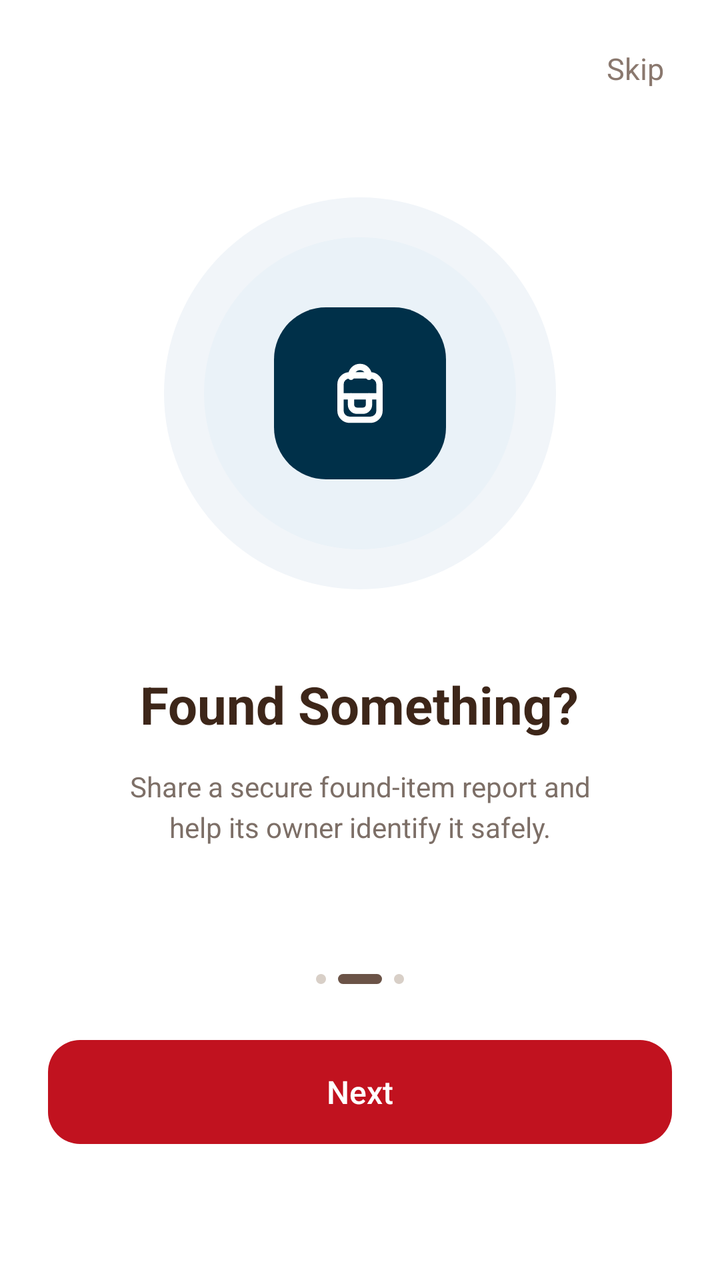
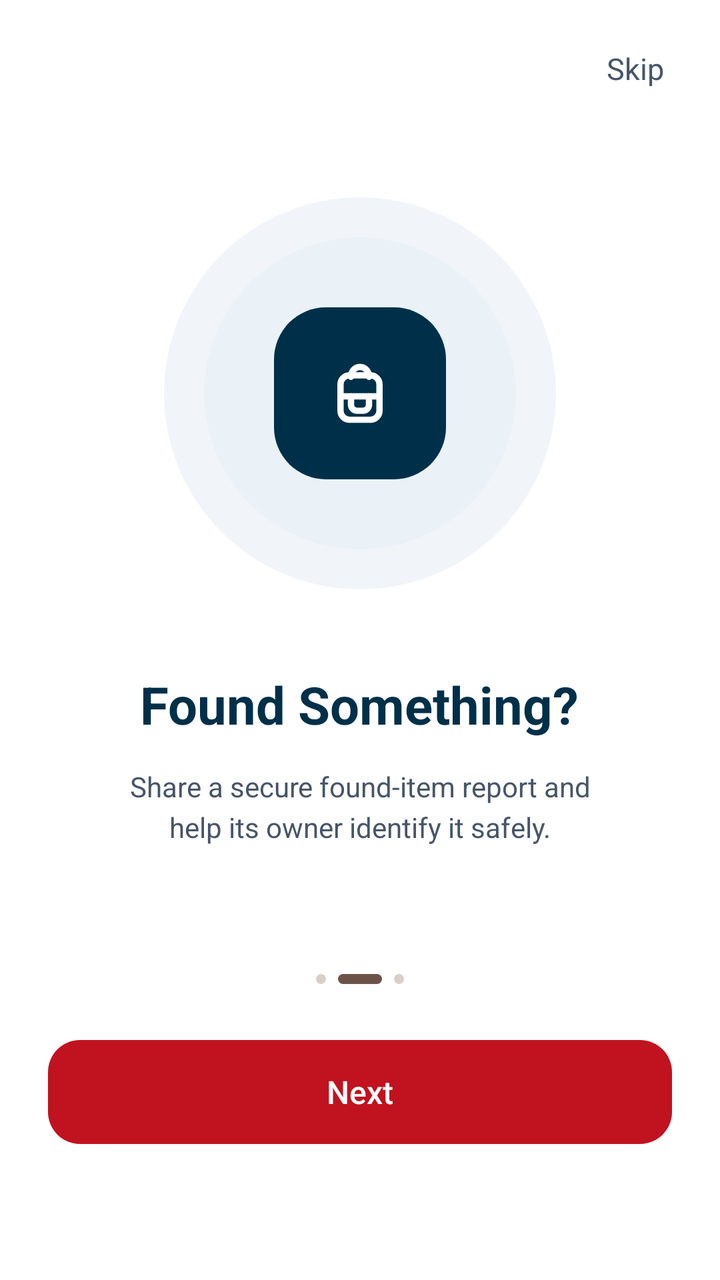

Two renders of the same Android screen: before a commit and after it. Below are the layout's source before the change and the commit's diff.
<!-- AndroidManifest.xml: application theme Theme.LostAndFound -->
<!-- res/layout/fragment_onboarding_found.xml -->
<?xml version="1.0" encoding="utf-8"?>
<androidx.constraintlayout.widget.ConstraintLayout xmlns:android="http://schemas.android.com/apk/res/android"
    xmlns:app="http://schemas.android.com/apk/res-auto"
    xmlns:tools="http://schemas.android.com/tools"
    android:layout_width="match_parent"
    android:layout_height="match_parent"
    android:background="@color/white"
    tools:context=".OnboardingFoundFragment">

    
    <TextView
        android:id="@+id/btnSkip"
        android:layout_width="wrap_content"
        android:layout_height="wrap_content"
        android:layout_marginTop="16dp"
        android:layout_marginEnd="20dp"
        android:clickable="true"
        android:focusable="true"
        android:fontFamily="sans-serif"
        android:padding="8dp"
        android:text="Skip"
        android:textColor="#8A786E"
        android:textSize="15sp"
        app:layout_constraintEnd_toEndOf="parent"
        app:layout_constraintTop_toTopOf="parent" />

    
    <LinearLayout
        android:id="@+id/boxCenterContent"
        android:layout_width="match_parent"
        android:layout_height="wrap_content"
        android:gravity="center_horizontal"
        android:orientation="vertical"
        app:layout_constraintBottom_toTopOf="@+id/dotsIndicator"
        app:layout_constraintEnd_toEndOf="parent"
        app:layout_constraintStart_toStartOf="parent"
        app:layout_constraintTop_toBottomOf="@+id/btnSkip"
        app:layout_constraintVertical_bias="0.42">

        
        <FrameLayout
            android:id="@+id/boxIllustration"
            android:layout_width="196dp"
            android:layout_height="196dp"
            android:background="@drawable/bg_onboard_outer_circle">

            
            <FrameLayout
                android:layout_width="156dp"
                android:layout_height="156dp"
                android:layout_gravity="center"
                android:background="@drawable/bg_onboard_inner_circle">

                
                <FrameLayout
                    android:layout_width="86dp"
                    android:layout_height="86dp"
                    android:layout_gravity="center"
                    android:background="@drawable/bg_onboard_squircle">

                    <ImageView
                        android:id="@+id/iconBag"
                        android:layout_width="36dp"
                        android:layout_height="36dp"
                        android:layout_gravity="center"
                        android:contentDescription="Found Bag Icon"
                        android:src="@drawable/ic_onboard_bag" />
                </FrameLayout>
            </FrameLayout>
        </FrameLayout>

        
        <TextView
            android:id="@+id/tvTitle"
            android:layout_width="wrap_content"
            android:layout_height="wrap_content"
            android:layout_marginTop="40dp"
            android:fontFamily="sans-serif-bold"
            android:gravity="center"
            android:text="Found Something?"
            android:textColor="#3D2619"
            android:textSize="26sp"
            android:textStyle="bold" />

        
        <TextView
            android:id="@+id/tvDescription"
            android:layout_width="match_parent"
            android:layout_height="wrap_content"
            android:layout_marginTop="14dp"
            android:fontFamily="sans-serif"
            android:gravity="center"
            android:lineSpacingExtra="4dp"
            android:paddingStart="36dp"
            android:paddingEnd="36dp"
            android:text="Share a secure found-item report and\nhelp its owner identify it safely."
            android:textColor="#7D6F67"
            android:textSize="14sp" />
    </LinearLayout>

    
    <LinearLayout
        android:id="@+id/dotsIndicator"
        android:layout_width="wrap_content"
        android:layout_height="wrap_content"
        android:layout_marginBottom="28dp"
        android:gravity="center_vertical"
        android:orientation="horizontal"
        app:layout_constraintBottom_toTopOf="@+id/btnNext"
        app:layout_constraintEnd_toEndOf="parent"
        app:layout_constraintStart_toStartOf="parent">

        <View
            android:id="@+id/dotInactive1"
            android:layout_width="5dp"
            android:layout_height="5dp"
            android:layout_marginEnd="6dp"
            android:background="@drawable/bg_onboard_dot_inactive" />

        <View
            android:id="@+id/dotActive"
            android:layout_width="22dp"
            android:layout_height="5dp"
            android:layout_marginEnd="6dp"
            android:background="@drawable/bg_onboard_dot_active" />

        <View
            android:id="@+id/dotInactive2"
            android:layout_width="5dp"
            android:layout_height="5dp"
            android:background="@drawable/bg_onboard_dot_inactive" />
    </LinearLayout>

    
    <TextView
        android:id="@+id/btnNext"
        android:layout_width="match_parent"
        android:layout_height="52dp"
        android:layout_marginStart="24dp"
        android:layout_marginEnd="24dp"
        android:layout_marginBottom="68dp"
        android:background="@drawable/bg_btn_onboard"
        android:clickable="true"
        android:focusable="true"
        android:fontFamily="sans-serif-medium"
        android:gravity="center"
        android:text="Next"
        android:textColor="@color/white"
        android:textSize="16sp"
        app:layout_constraintBottom_toBottomOf="parent"
        app:layout_constraintEnd_toEndOf="parent"
        app:layout_constraintStart_toStartOf="parent" />

</androidx.constraintlayout.widget.ConstraintLayout>
<!-- resources referenced by this layout -->
<resources>
  <color name="white">#FFFFFFFF</color>
  <!-- drawable bg_btn_onboard (drawable) -->
  <?xml version="1.0" encoding="utf-8"?>
  <shape xmlns:android="http://schemas.android.com/apk/res/android"
      android:shape="rectangle">
      <corners android:radius="16dp" />
      <solid android:color="#C1121F" />
  </shape>
  <!-- drawable bg_onboard_dot_active (drawable) -->
  <?xml version="1.0" encoding="utf-8"?>
  <shape xmlns:android="http://schemas.android.com/apk/res/android"
      android:shape="rectangle">
      <corners android:radius="4dp" />
      <solid android:color="#6B5347" />
  </shape>
  <!-- drawable bg_onboard_dot_inactive (drawable) -->
  <?xml version="1.0" encoding="utf-8"?>
  <shape xmlns:android="http://schemas.android.com/apk/res/android"
      android:shape="oval">
      <solid android:color="#D8CFC7" />
  </shape>
  <!-- drawable bg_onboard_inner_circle (drawable) -->
  <?xml version="1.0" encoding="utf-8"?>
  <shape xmlns:android="http://schemas.android.com/apk/res/android"
      android:shape="oval">
      <solid android:color="#EAF2F8" />
  </shape>
  <!-- drawable bg_onboard_outer_circle (drawable) -->
  <?xml version="1.0" encoding="utf-8"?>
  <shape xmlns:android="http://schemas.android.com/apk/res/android"
      android:shape="oval">
      <solid android:color="#F1F5F9" />
  </shape>
  <!-- drawable bg_onboard_squircle (drawable) -->
  <?xml version="1.0" encoding="utf-8"?>
  <shape xmlns:android="http://schemas.android.com/apk/res/android"
      android:shape="rectangle">
      <corners android:radius="26dp" />
      <solid android:color="@color/deep_blue" />
  </shape>
  <!-- drawable ic_onboard_bag (drawable) -->
  <vector xmlns:android="http://schemas.android.com/apk/res/android"
      android:width="36dp"
      android:height="36dp"
      android:viewportWidth="24"
      android:viewportHeight="24">
  
      
      <path
          android:fillColor="@android:color/transparent"
          android:strokeColor="#FFFFFF"
          android:strokeWidth="2.1"
          android:strokeLineCap="round"
          android:strokeLineJoin="round"
          android:pathData="M9,6.5 C9,4.6 10.3,3.2 12,3.2 C13.7,3.2 15,4.6 15,6.5" />
  
      
      <path
          android:fillColor="@android:color/transparent"
          android:strokeColor="#FFFFFF"
          android:strokeWidth="2.1"
          android:strokeLineCap="round"
          android:strokeLineJoin="round"
          android:pathData="M5.5,9 C5.5,7.3 6.9,6 8.5,6 H15.5 C17.1,6 18.5,7.3 18.5,9 V17.8 C18.5,19.5 17.1,20.8 15.5,20.8 H8.5 C6.9,20.8 5.5,19.5 5.5,17.8 Z" />
  
      
      <path
          android:fillColor="@android:color/transparent"
          android:strokeColor="#FFFFFF"
          android:strokeWidth="2.1"
          android:strokeLineCap="round"
          android:strokeLineJoin="round"
          android:pathData="M5.5,13 H18.5" />
  
      
      <path
          android:fillColor="@android:color/transparent"
          android:strokeColor="#FFFFFF"
          android:strokeWidth="2.1"
          android:strokeLineCap="round"
          android:strokeLineJoin="round"
          android:pathData="M9,13 V15.8 C9,16.8 9.8,17.8 11,17.8 H13 C14.2,17.8 15,16.8 15,15.8 V13" />
  
  </vector>
  <style name="Theme.LostAndFound" parent="Base.Theme.LostAndFound" />
  <color name="deep_blue">#FF003049</color>
  <style name="Base.Theme.LostAndFound" parent="Theme.Material3.DayNight.NoActionBar">
          <item name="android:statusBarColor">#FF003049</item>
          <item name="android:windowLightStatusBar" tools:targetApi="m">false</item>
          <item name="android:navigationBarColor">#FFFFFFFF</item>
          <item name="android:windowLightNavigationBar" tools:targetApi="o_mr1">true</item>
          
          <item name="android:windowSoftInputMode">adjustResize</item>
      </style>
</resources>

<!-- the commit's change to res/layout/fragment_onboarding_found.xml (unified diff, before → after) -->
@@ -19,7 +19,7 @@
         android:fontFamily="sans-serif"
         android:padding="8dp"
         android:text="Skip"
-        android:textColor="#8A786E"
+        android:textColor="@color/text_secondary"
         android:textSize="15sp"
         app:layout_constraintEnd_toEndOf="parent"
         app:layout_constraintTop_toTopOf="parent" />
@@ -78,7 +78,7 @@
             android:fontFamily="sans-serif-bold"
             android:gravity="center"
             android:text="Found Something?"
-            android:textColor="#3D2619"
+            android:textColor="@color/text_primary"
             android:textSize="26sp"
             android:textStyle="bold" />
 
@@ -94,7 +94,7 @@
             android:paddingStart="36dp"
             android:paddingEnd="36dp"
             android:text="Share a secure found-item report and\nhelp its owner identify it safely."
-            android:textColor="#7D6F67"
+            android:textColor="@color/text_secondary"
             android:textSize="14sp" />
     </LinearLayout>
 
<!-- resource entries referenced after the edit -->
@@ -1,5 +1,7 @@
 <!-- resources referenced by this layout -->
 <resources>
+  <color name="text_primary">#FF003049</color>
+  <color name="text_secondary">#FF475569</color>
   <color name="white">#FFFFFFFF</color>
   <!-- drawable bg_btn_onboard (drawable) -->
   <?xml version="1.0" encoding="utf-8"?>
